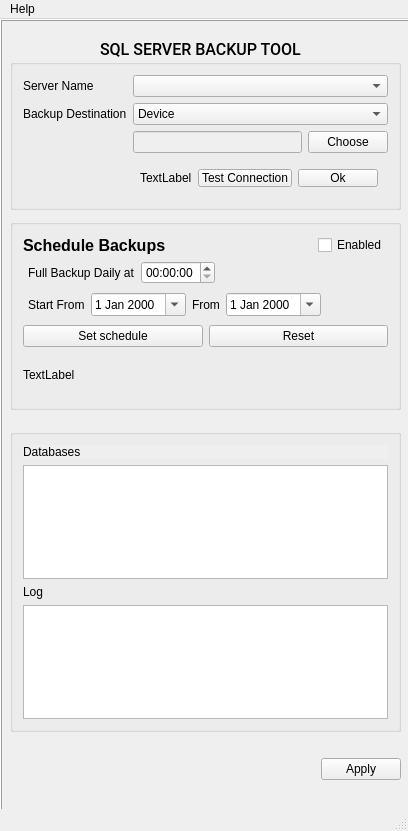
Qt form ui/mainWindow.ui (desxedada/SQLGDriveBackup) before a commit.
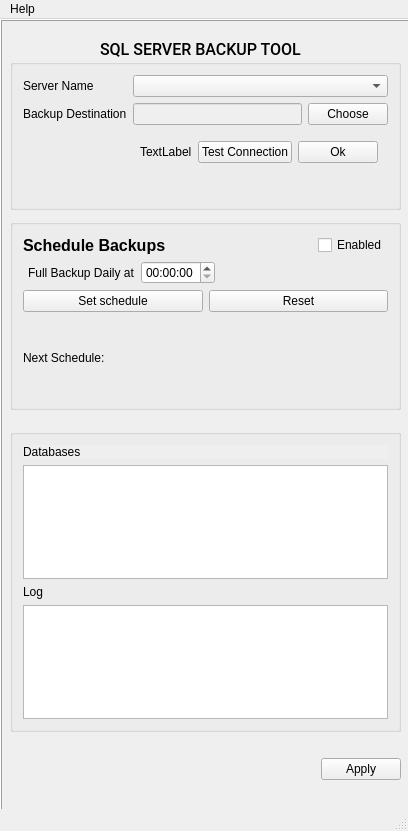
The same form after that commit.

```diff
--- a/ui/mainWindow.ui
+++ b/ui/mainWindow.ui
@@ -108,38 +108,6 @@
         </property>
        </widget>
       </item>
-      <item row="1" column="1">
-       <widget class="QComboBox" name="destinationBox">
-        <item>
-         <property name="text">
-          <string>Device</string>
-         </property>
-        </item>
-        <item>
-         <property name="text">
-          <string>Google Drive</string>
-         </property>
-        </item>
-       </widget>
-      </item>
-      <item row="2" column="1">
-       <layout class="QHBoxLayout" name="horizontalLayout_4">
-        <item>
-         <widget class="QLineEdit" name="destEdit">
-          <property name="enabled">
-           <bool>false</bool>
-          </property>
-         </widget>
-        </item>
-        <item>
-         <widget class="QPushButton" name="chooseButton">
-          <property name="text">
-           <string>Choose</string>
-          </property>
-         </widget>
-        </item>
-       </layout>
-      </item>
       <item row="3" column="0" colspan="2">
        <layout class="QHBoxLayout" name="horizontalLayout">
         <property name="leftMargin">
@@ -190,6 +158,24 @@
         </item>
        </layout>
       </item>
+      <item row="1" column="1">
+       <layout class="QHBoxLayout" name="horizontalLayout_4">
+        <item>
+         <widget class="QLineEdit" name="destEdit">
+          <property name="enabled">
+           <bool>false</bool>
+          </property>
+         </widget>
+        </item>
+        <item>
+         <widget class="QPushButton" name="chooseButton">
+          <property name="text">
+           <string>Choose</string>
+          </property>
+         </widget>
+        </item>
+       </layout>
+      </item>
      </layout>
     </widget>
     <widget class="QLabel" name="label_6">
@@ -392,63 +378,6 @@
         </item>
        </layout>
       </item>
-      <item>
-       <layout class="QHBoxLayout" name="horizontalLayout_7">
-        <property name="leftMargin">
-         <number>5</number>
-        </property>
-        <property name="topMargin">
-         <number>3</number>
-        </property>
-        <property name="rightMargin">
-         <number>5</number>
-        </property>
-        <property name="bottomMargin">
-         <number>3</number>
-        </property>
-        <item>
-         <widget class="QLabel" name="label_3">
-          <property name="text">
-           <string>Start From</string>
-          </property>
-         </widget>
-        </item>
-        <item>
-         <widget class="QDateEdit" name="beginDateEdit">
-          <property name="calendarPopup">
-           <bool>true</bool>
-          </property>
-         </widget>
-        </item>
-        <item>
-         <widget class="QLabel" name="label_2">
-          <property name="text">
-           <string>From</string>
-          </property>
-         </widget>
-        </item>
-        <item>
-         <widget class="QDateEdit" name="endDateEdit">
-          <property name="calendarPopup">
-           <bool>true</bool>
-          </property>
-         </widget>
-        </item>
-        <item>
-         <spacer name="horizontalSpacer_4">
-          <property name="orientation">
-           <enum>Qt::Horizontal</enum>
-          </property>
-          <property name="sizeHint" stdset="0">
-           <size>
-            <width>40</width>
-            <height>20</height>
-           </size>
-          </property>
-         </spacer>
-        </item>
-       </layout>
-      </item>
       <item>
        <layout class="QHBoxLayout" name="horizontalLayout_6">
         <item>
@@ -475,7 +404,7 @@
            <bool>true</bool>
           </property>
           <property name="text">
-           <string>TextLabel</string>
+           <string>Next Schedule:</string>
           </property>
          </widget>
         </item>
```
